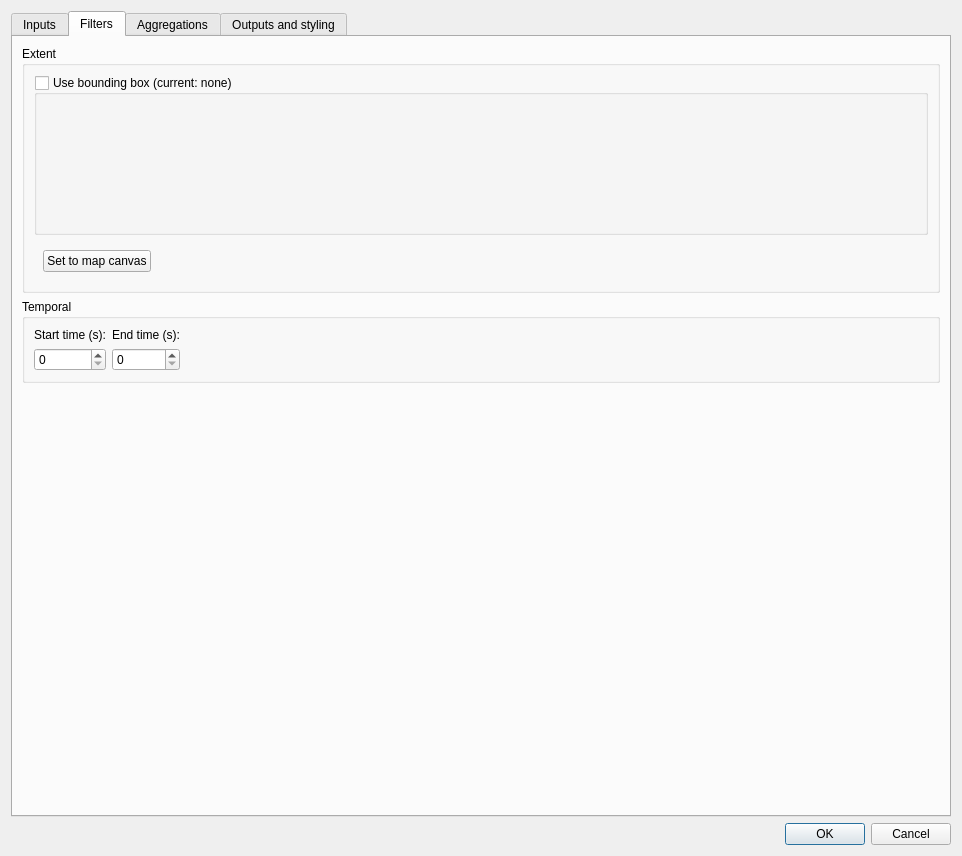
This is tool_statistics/threedi_custom_stats_dialog_base.ui in nens/threedi-results-analysis as Qt 5 draws it before an edit. The edited form follows.
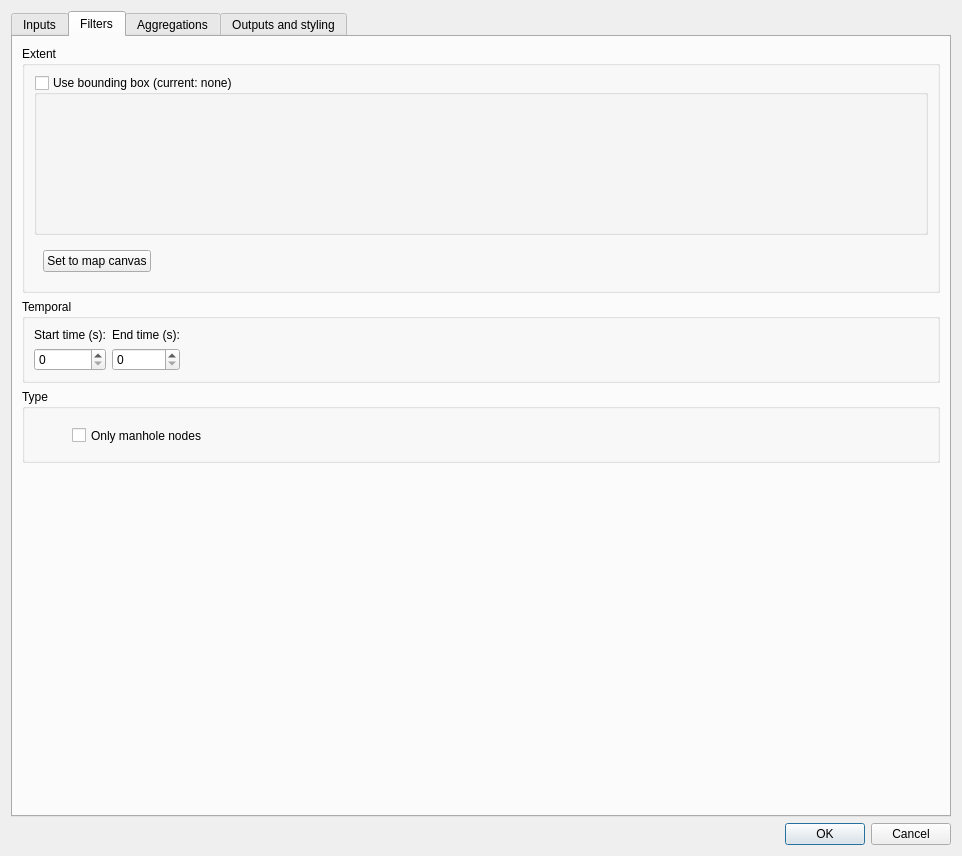
This is the edited form. The open tabs and pages were chosen to show the change. Custom widgets are drawn as their Qt base class.

Patch:
```diff
--- a/tool_statistics/threedi_custom_stats_dialog_base.ui
+++ b/tool_statistics/threedi_custom_stats_dialog_base.ui
@@ -260,6 +260,44 @@
          </layout>
         </widget>
        </item>
+       <item>
+        <widget class="QGroupBox" name="typeGroupBox">
+         <property name="sizePolicy">
+          <sizepolicy hsizetype="Expanding" vsizetype="Preferred">
+           <horstretch>0</horstretch>
+           <verstretch>0</verstretch>
+          </sizepolicy>
+         </property>
+         <property name="minimumSize">
+          <size>
+           <width>0</width>
+           <height>74</height>
+          </size>
+         </property>
+         <property name="title">
+          <string>Type</string>
+         </property>
+         <widget class="QCheckBox" name="onlyManholeCheckBox">
+          <property name="geometry">
+           <rect>
+            <x>50</x>
+            <y>20</y>
+            <width>201</width>
+            <height>53</height>
+           </rect>
+          </property>
+          <property name="minimumSize">
+           <size>
+            <width>0</width>
+            <height>0</height>
+           </size>
+          </property>
+          <property name="text">
+           <string>Only manhole nodes</string>
+          </property>
+         </widget>
+        </widget>
+       </item>
        <item>
         <spacer name="verticalSpacer">
          <property name="orientation">
```
